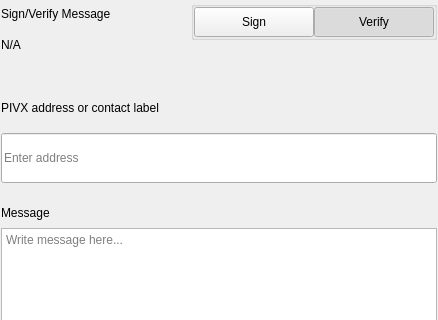
pcoinproject/pcoin, file src/qt/pcoin/settings/forms/settingssignmessagewidgets.ui: the form before one commit; both pictures show x 0 to 438 and y 0 to 320 of the 438 by 579 pixel window.
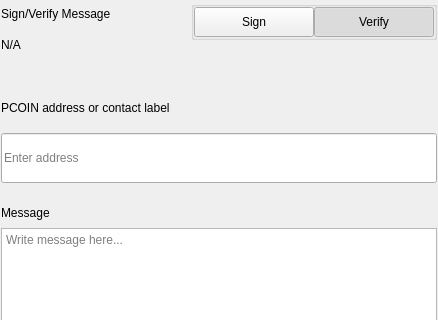
The form after the commit.

Commit message: Port to pcoin (code)

Diff of the .ui file:
```diff
--- a/src/qt/pcoin/settings/forms/settingssignmessagewidgets.ui
+++ b/src/qt/pcoin/settings/forms/settingssignmessagewidgets.ui
@@ -276,7 +276,7 @@
                </size>
               </property>
               <property name="text">
-               <string>PIVX address or contact label</string>
+               <string>PCOIN address or contact label</string>
               </property>
              </widget>
             </item>
```
The commit also changes 928 other files.
